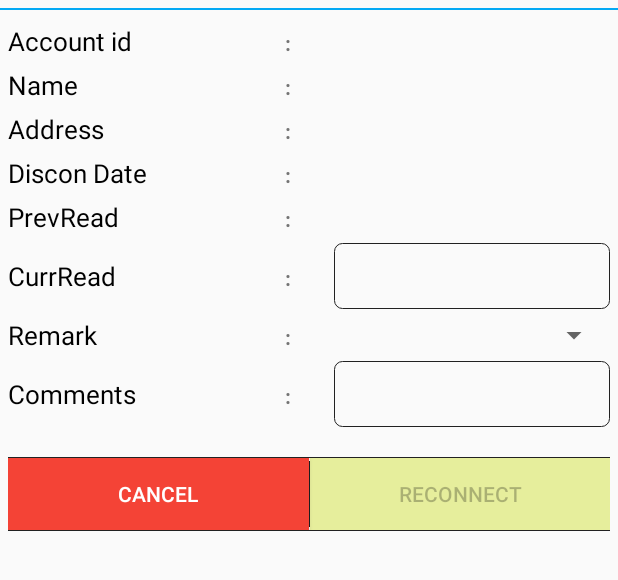
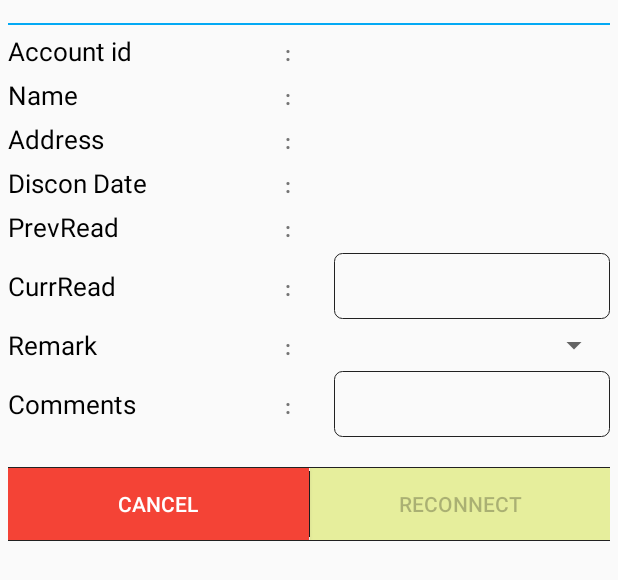
Before and after one commit to sourav728/TRM_Discon_Recon, an Android app: the layout recon_layout.xml on its own in the app's theme, with its tools: preview values and no code run, on a phone screen of 412 x 824 dp. Shown: the top 580 px of the screen. Run offline under Robolectric (Android 15) with nearby library versions, the phone set to English and light mode, and no system bars; Roboto replaces fonts that are not available here.

Commit message:
Auto update is working correctly

```diff
--- a/Discon_Recon/build.gradle
+++ b/Discon_Recon/build.gradle
@@ -2,7 +2,7 @@ apply plugin: 'com.android.application'
 
 def versionMajor = 1
 def versionMinor = 1
-def versionPatch = 0
+def versionPatch = 1
 def code = 0
 
 android {
--- a/Discon_Recon/src/main/java/com/example/tvd/trm_discon_recon/splash_screen.java
+++ b/Discon_Recon/src/main/java/com/example/tvd/trm_discon_recon/splash_screen.java
@@ -48,7 +48,7 @@ public class splash_screen extends Activity {
             packageInfo = getPackageManager().getPackageInfo(getPackageName(), 0);
             current_version = packageInfo.versionName;
             version.setText(current_version);
-            SavePreferences("CURRENT_VERSION", current_version);
+           // SavePreferences("CURRENT_VERSION", current_version);
 
         } catch (PackageManager.NameNotFoundException e) {
             e.printStackTrace();
--- a/Discon_Recon/src/main/res/layout/recon_layout.xml
+++ b/Discon_Recon/src/main/res/layout/recon_layout.xml
@@ -3,21 +3,24 @@
     android:layout_width="match_parent"
     android:layout_height="match_parent">
 
+    <ScrollView
+        android:layout_width="match_parent"
+        android:layout_height="wrap_content"
+        android:layout_marginBottom="10dp">
+        <LinearLayout
+            android:layout_width="match_parent"
+            android:layout_height="wrap_content"
+            android:layout_marginLeft="5dp"
+            android:layout_marginRight="5dp"
+            android:layout_marginTop="10dp"
+            android:layout_marginBottom="10dp"
+            android:orientation="vertical">
             <View
                 android:layout_width="match_parent"
                 android:layout_height="1dp"
                 android:layout_alignParentTop="true"
                 android:layout_marginTop="5dp"
                 android:background="@color/colorPrimary" />
-
-    <LinearLayout
-        android:layout_width="match_parent"
-        android:layout_height="wrap_content"
-        android:layout_marginLeft="5dp"
-        android:layout_marginRight="5dp"
-        android:layout_marginTop="10dp"
-        android:orientation="vertical">
-
             <LinearLayout
                 android:layout_width="match_parent"
                 android:layout_height="wrap_content"
@@ -254,4 +257,6 @@
             </LinearLayout>
             <include layout="@layout/dialog_button_layout2" />
         </LinearLayout>
+    </ScrollView>
+
 </RelativeLayout>
```
Also changed, not shown: Discon_Recon/src/main/java/com/example/tvd/trm_discon_recon/LoginActivity.java (+15 -2 lines), Discon_Recon/src/main/res/layout/discon_layout.xml (+13 -11 lines), 2 other files. Lines whose indentation alone changed are shown as unchanged.
